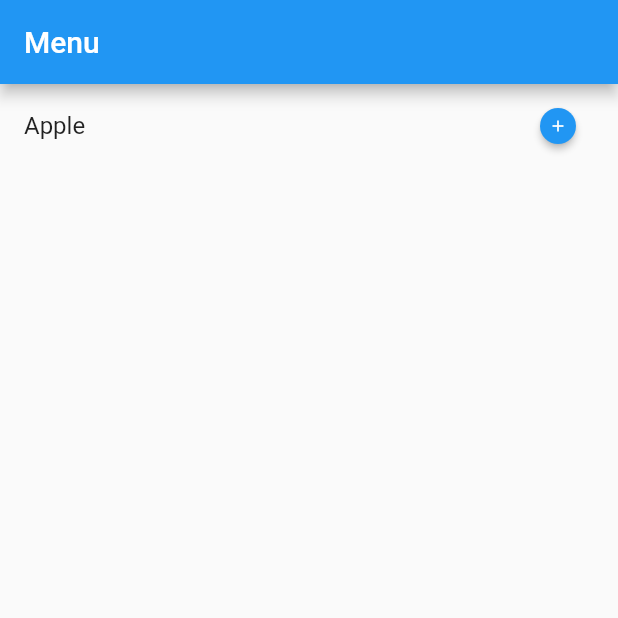
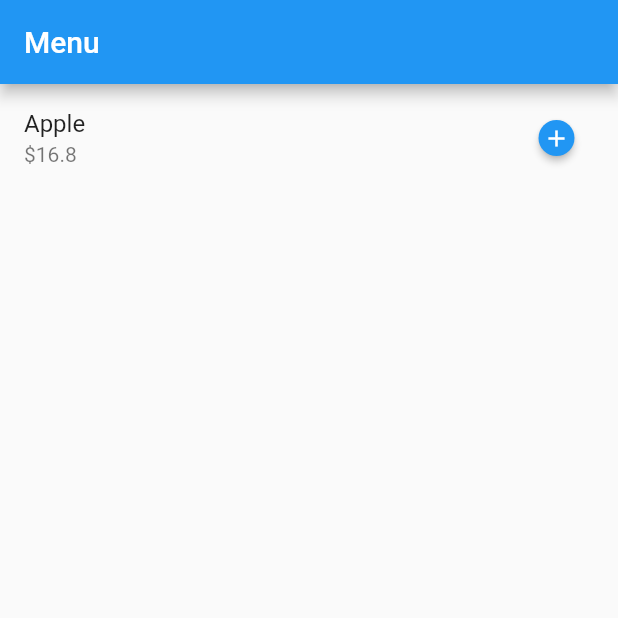
Before and after one commit to carlosxl/shopping_cart, a Flutter app: the screen it shows after launch, on a phone screen of 412 x 824 dp, the top half of it. Run offline on Flutter 3.47's test engine with Material 2 defaults, Android fonts, the phone set to English and light mode, and no system bars.

Commit message:
enlarge add button icon size

```diff
--- a/lib/main.dart
+++ b/lib/main.dart
@@ -19,6 +19,7 @@ class MyApp extends StatelessWidget {
           children: <Widget>[
             ListTile(
               title: Text('Apple'),
+              subtitle: Text('\$16.8'),
               trailing: ButtonTheme.fromButtonThemeData(
                 data: ButtonTheme.of(context).copyWith(
                   minWidth: 24.0,
@@ -27,7 +28,7 @@ class MyApp extends StatelessWidget {
                   textTheme: ButtonTextTheme.primary,
                 ),
                 child: RaisedButton(
-                  child: Icon(Icons.add, size: 12),
+                  child: Icon(Icons.add, size: 18),
                   shape: CircleBorder(),
                   onPressed: () {
                     return true;
```
